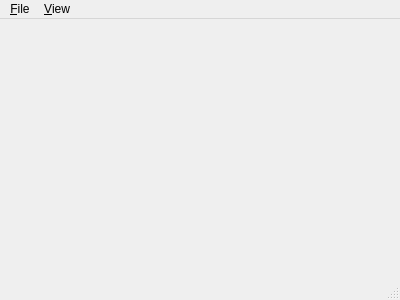
Old version of the form visigoth/mainwindow.ui in the repository scvalex/visigoth.
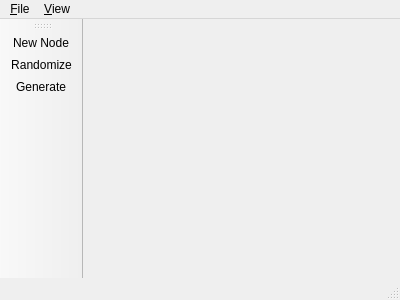
New version of the form.

Commit message: add toolbar stubs #21

```diff
--- a/visigoth/mainwindow.ui
+++ b/visigoth/mainwindow.ui
@@ -42,6 +42,20 @@
    <addaction name="menuView"/>
   </widget>
   <widget class="QStatusBar" name="statusBar"/>
+  <widget class="QToolBar" name="quickBar">
+   <property name="windowTitle">
+    <string>QuickBar</string>
+   </property>
+   <attribute name="toolBarArea">
+    <enum>LeftToolBarArea</enum>
+   </attribute>
+   <attribute name="toolBarBreak">
+    <bool>false</bool>
+   </attribute>
+   <addaction name="newNodeAct"/>
+   <addaction name="randomizeAct"/>
+   <addaction name="generateAct"/>
+  </widget>
   <action name="exportToAct">
    <property name="text">
     <string>Export to ...</string>
@@ -61,6 +75,30 @@
     <string>Toggle the algorithm control panel</string>
    </property>
   </action>
+  <action name="newNodeAct">
+   <property name="text">
+    <string>New Node</string>
+   </property>
+   <property name="toolTip">
+    <string>Add a new node to the graph</string>
+   </property>
+  </action>
+  <action name="randomizeAct">
+   <property name="text">
+    <string>Randomize</string>
+   </property>
+   <property name="toolTip">
+    <string>Randomize the nodes' positions</string>
+   </property>
+  </action>
+  <action name="generateAct">
+   <property name="text">
+    <string>Generate</string>
+   </property>
+   <property name="toolTip">
+    <string>Generate a new graph</string>
+   </property>
+  </action>
  </widget>
  <layoutdefault spacing="6" margin="11"/>
  <resources/>
```
